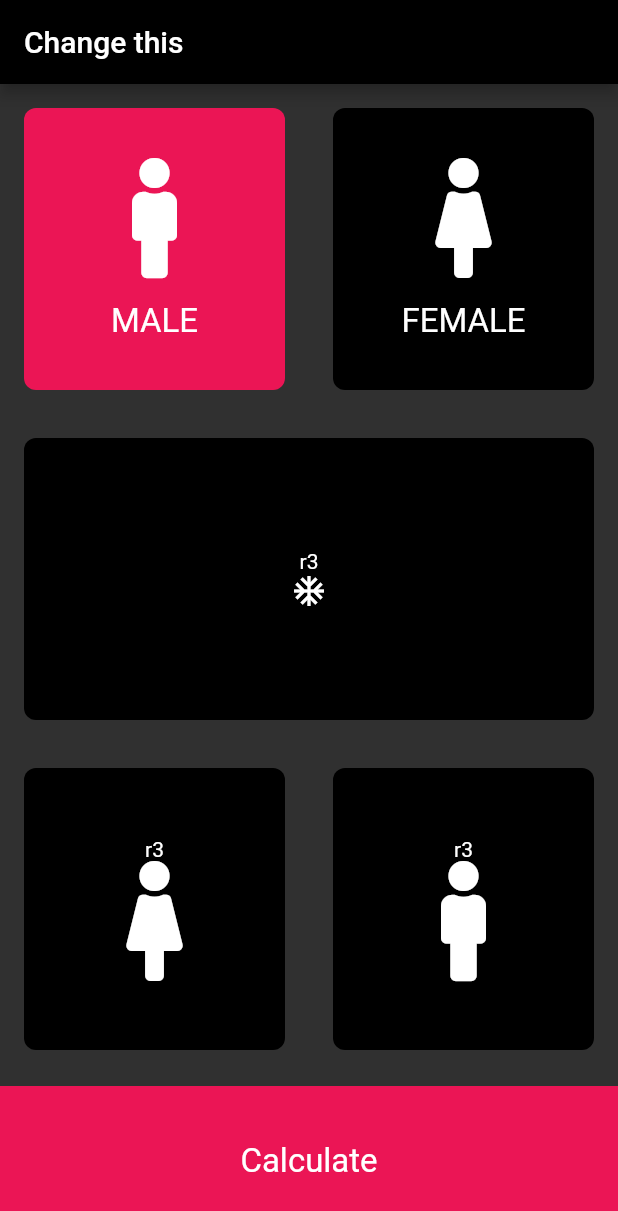
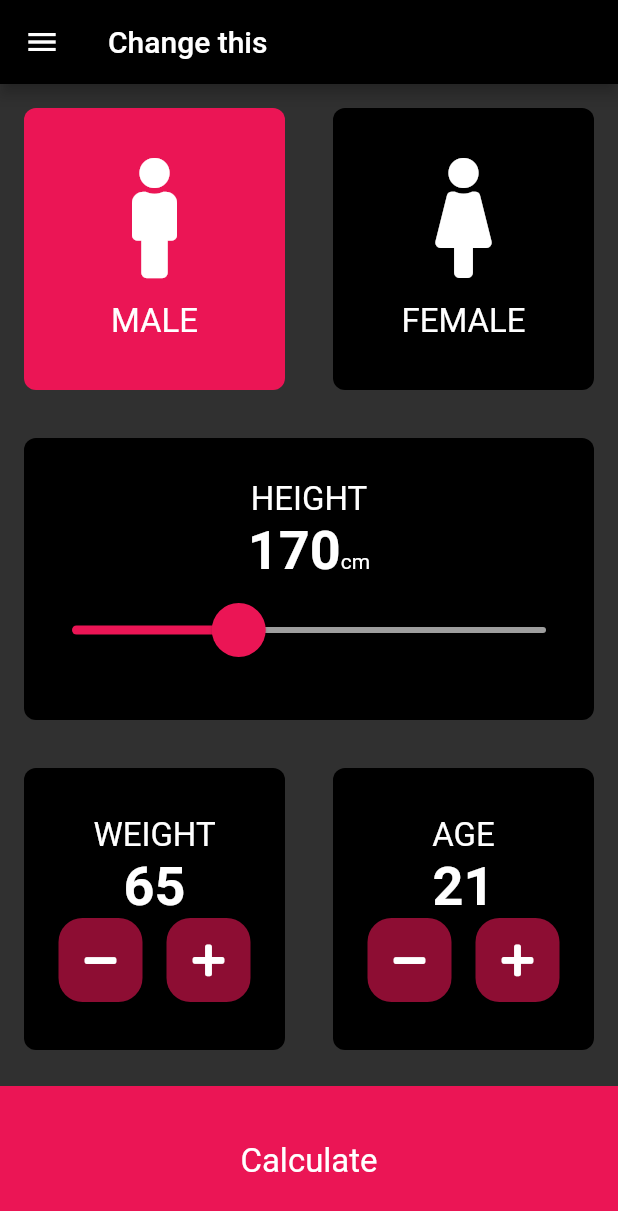
Before and after one commit to FadyFouad/bmi_app, a Flutter app: the screen it shows after launch, on a phone screen of 412 x 824 dp. Shown: the top 1211 px of the screen. Run offline on Flutter 3.47's test engine with Material 2 defaults, Android fonts, the phone set to English and light mode, and no system bars; our stand-ins replace font_awesome_flutter.

Commit message:
finish first page

```diff
--- a/lib/constaants.dart
+++ b/lib/constaants.dart
@@ -4,11 +4,16 @@ import 'package:flutter/material.dart';
 ///*** Created by Fady Fouad on 08-May-20 at 04:54.***
 ///****************************************************
 
+const kTitle = 'Change this';
 const kMALE = 'MALE';
 const kFEMALE = 'FEMALE';
-const kTitle = 'Change this';
+const kWeight = 'WEIGHT';
+const kAge = 'AGE';
 const kIconSize = 80.0;
 const kTextSize = 22.0;
+const kNumSize = 36.0;
+const kTextStyle = TextStyle(fontSize: kTextSize);
+const kNumStyle = TextStyle(fontSize: kNumSize, fontWeight: FontWeight.bold);
 
 const kInActiveCardColor = Color(0xff000000);
 const kActiveCardColor = Color(0xffEB1555);
--- a/lib/main.dart
+++ b/lib/main.dart
@@ -26,6 +26,8 @@ class MyApp extends StatelessWidget {
       theme: ThemeData.dark().copyWith(
         primaryColor: Color(0xff000000),
         accentColor: Color(0xffEB1555),
+
+
       ),
       home: MyHomePage(title: kTitle),
     );
--- a/lib/screens/home_page.dart
+++ b/lib/screens/home_page.dart
@@ -1,4 +1,6 @@
 import 'package:bmiapp/widgets/card_child.dart';
+import 'package:bmiapp/widgets/exp_weight_age.dart';
+import 'package:flutter/cupertino.dart';
 import 'package:flutter/material.dart';
 import 'package:font_awesome_flutter/font_awesome_flutter.dart';
 
@@ -15,6 +17,9 @@ enum Gender {
 }
 
 Gender selectedGender = Gender.male;
+int userHeight = 170;
+int userWeight = 65;
+int userAge = 21;
 
 class MyHomePage extends StatefulWidget {
   MyHomePage({Key key, this.title}) : super(key: key);
@@ -28,6 +33,7 @@ class _MyHomePageState extends State<MyHomePage> {
   @override
   Widget build(BuildContext context) {
     return Scaffold(
+      drawer: Drawer(),
       appBar: AppBar(
         title: Text(widget.title),
       ),
@@ -79,8 +85,49 @@ class _MyHomePageState extends State<MyHomePage> {
                 child: MyCard(
                   cardChild: Column(
                     children: <Widget>[
-                      Text('r3'),
-                      Icon(Icons.ac_unit),
+                      Text(
+                        'HEIGHT',
+                        style: kTextStyle,
+                      ),
+                      Row(
+                        mainAxisAlignment: MainAxisAlignment.center,
+                        crossAxisAlignment: CrossAxisAlignment.baseline,
+                        textBaseline: TextBaseline.alphabetic,
+                        children: <Widget>[
+                          Text(
+                            userHeight.round().toString(),
+                            style: kNumStyle,
+                          ),
+                          Text('cm'),
+                        ],
+                      ),
+                      SliderTheme(
+                        data: SliderTheme.of(context).copyWith(
+                            activeTickMarkColor: kActiveCardColor,
+                            activeTrackColor: kActiveCardColor,
+                            thumbColor: kActiveCardColor,
+                            thumbShape:
+                            RoundSliderThumbShape(enabledThumbRadius: 18.0),
+                            overlayShape:
+                            RoundSliderOverlayShape(overlayRadius: 32.0),
+                            overlayColor:
+                            Theme
+                                .of(context)
+                                .accentColor
+                                .withOpacity(.3),
+                            trackHeight: 4.0,
+                            inactiveTrackColor: Colors.grey),
+                        child: Slider(
+                          onChanged: (double value) {
+                            setState(() {
+                              userHeight = value.round();
+                            });
+                          },
+                          value: userHeight.toDouble(),
+                          min: 100,
+                          max: 299,
+                        ),
+                      ),
                     ],
                   ),
                   cardColor: Theme.of(context).primaryColor,
@@ -88,46 +135,58 @@ class _MyHomePageState extends State<MyHomePage> {
               ),
             ),
             Expanded(
-              child: Row(
-                children: <MyCard>[
-                  MyCard(
-                    cardChild: Column(
-                      children: <Widget>[
-                        Text('r3'),
-                        Icon(
-                          FontAwesomeIcons.female,
-                          size: kIconSize,
-                        ),
-                      ],
-                    ),
-                    cardColor: Theme.of(context).primaryColor,
-                  ),
-                  MyCard(
-                    cardChild: Column(
-                      children: <Widget>[
-                        Text('r3'),
-                        Icon(
-                          FontAwesomeIcons.male,
-                          size: 80.0,
-                        ),
-                      ],
-                    ),
-                    cardColor: Theme.of(context).primaryColor,
-                  ),
-                ],
-              ),
+              child: Row(children: <Widget>[
+                AddRemWidgetChild(
+                  label: kWeight,
+                  userInput: userWeight,
+                  onDecreased: () =>
+                      setState(() {
+                        userWeight--;
+                      }),
+                  onIncreased: () =>
+                      setState(() {
+                        userWeight++;
+                      }),
+                ),
+                AddRemWidgetChild(
+                  label: kAge,
+                  userInput: userAge,
+                  onDecreased: () =>
+                      setState(() {
+                        userAge--;
+                      }),
+                  onIncreased: () =>
+                      setState(() {
+                        userAge++;
+                      }),
+                ),
+              ]),
             ),
             Container(
-              child: Center(child: Text(
-                'Calculate', style: TextStyle(fontSize: kTextSize),)),
+              child: Center(
+                  child: Text(
+                    'Calculate',
+                    style: TextStyle(fontSize: kTextSize),
+                  )),
               color: kActiveCardColor,
               margin: EdgeInsets.only(top: 8.0),
               width: double.infinity,
               height: 100.0,
-            )
+            ),
           ],
         ),
       ),
     );
   }
+
+//  void onDecreased(int input){
+//    setState(() {
+//      input--;
+//    });
+//  }
+//  void onIncreased(int input){
+//    setState(() {
+//      input++;
+//    });
+//  }
 }
--- a/lib/widgets/card_child.dart
+++ b/lib/widgets/card_child.dart
@@ -23,7 +23,7 @@ class CardChild extends StatelessWidget {
       children: <Widget>[
         icon,
         SizedBox(height: 16.0,),
-        Text(label, style: TextStyle(fontSize: kTextSize),),
+        Text(label, style: kTextStyle),
       ],
     );
   }
--- a/lib/widgets/card_widget.dart
+++ b/lib/widgets/card_widget.dart
@@ -11,7 +11,7 @@ class MyCard extends StatelessWidget {
   final Function onTap;
 
   const MyCard(
-      {Key key, @required this.cardColor, @required this.cardChild, @required this.onTap})
+      {Key key, @required this.cardColor, @required this.cardChild, this.onTap})
       : super(key: key);
 
   @override
--- /dev/null
+++ b/lib/widgets/exp_weight_age.dart
@@ -0,0 +1,79 @@
+import 'package:flutter/material.dart';
+import 'package:font_awesome_flutter/font_awesome_flutter.dart';
+
+import '../constaants.dart';
+import 'card_widget.dart';
+
+///****************************************************
+///*** Created by Fady Fouad on 08-May-20 at 06:35.***
+///****************************************************
+
+class AddRemWidgetChild extends StatelessWidget {
+  final String label;
+  final int userInput;
+  final Function onIncreased;
+  final Function onDecreased;
+
+  const AddRemWidgetChild(
+      {Key key,
+      @required this.label,
+      @required this.userInput,
+      @required this.onIncreased,
+      @required this.onDecreased})
+      : super(key: key);
+
+  @override
+  Widget build(BuildContext context) {
+    return Expanded(
+      child: Row(
+        children: <MyCard>[
+          MyCard(
+            cardChild: Column(
+              children: <Widget>[
+                Text(
+                  label,
+                  style: kTextStyle,
+                ),
+                Text(
+                  userInput.toString(),
+                  style: kNumStyle,
+                ),
+                Row(
+                  mainAxisAlignment: MainAxisAlignment.center,
+                  children: <Widget>[
+                    FloatingActionButton(
+                      onPressed: onDecreased,
+                      child: Icon(
+                        FontAwesomeIcons.minus,
+                        color: Colors.white,
+                      ),
+                      backgroundColor:
+                          Theme.of(context).accentColor.withOpacity(.6),
+                      shape: RoundedRectangleBorder(
+                          borderRadius: BorderRadius.circular(16.0)),
+                    ),
+                    SizedBox(
+                      width: 16.0,
+                    ),
+                    FloatingActionButton(
+                      onPressed: onIncreased,
+                      child: Icon(
+                        FontAwesomeIcons.plus,
+                        color: Colors.white,
+                      ),
+                      backgroundColor:
+                          Theme.of(context).accentColor.withOpacity(.6),
+                      shape: RoundedRectangleBorder(
+                          borderRadius: BorderRadius.circular(16.0)),
+                    ),
+                  ],
+                ),
+              ],
+            ),
+            cardColor: Theme.of(context).primaryColor,
+          ),
+        ],
+      ),
+    );
+  }
+}
```
